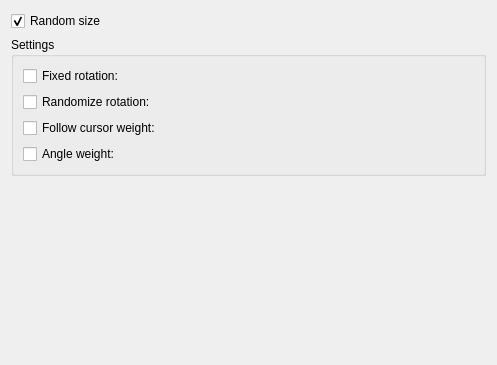
The window that plugins/paintops/spray/wdgshapedynamicsoptions.ui (KDE/krita) describes before a commit, drawn with Qt 5.
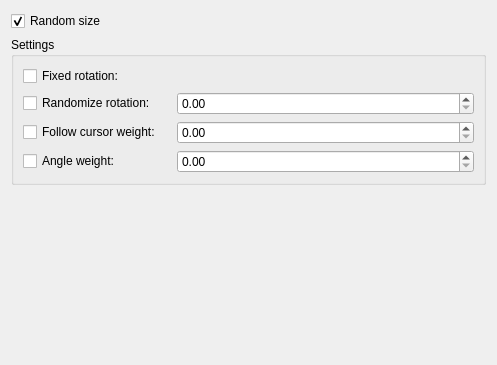
The same window after the commit. Custom widgets are drawn as their Qt base class.

Commit message:
ui: Fix Designer not rendering KisDoubleSliderSpinBox as QDoubleSpinBox
Part-of: <https://invent.kde.org/graphics/krita/-/merge_requests/1742>

Diff of the .ui file:
```diff
--- a/plugins/paintops/spray/wdgshapedynamicsoptions.ui
+++ b/plugins/paintops/spray/wdgshapedynamicsoptions.ui
@@ -127,7 +127,7 @@
  <customwidgets>
   <customwidget>
    <class>KisDoubleSliderSpinBox</class>
-   <extends>QWidget</extends>
+   <extends>QDoubleSpinBox</extends>
    <header>kis_slider_spin_box.h</header>
    <container>1</container>
   </customwidget>
```
The commit also changes 54 other files.
